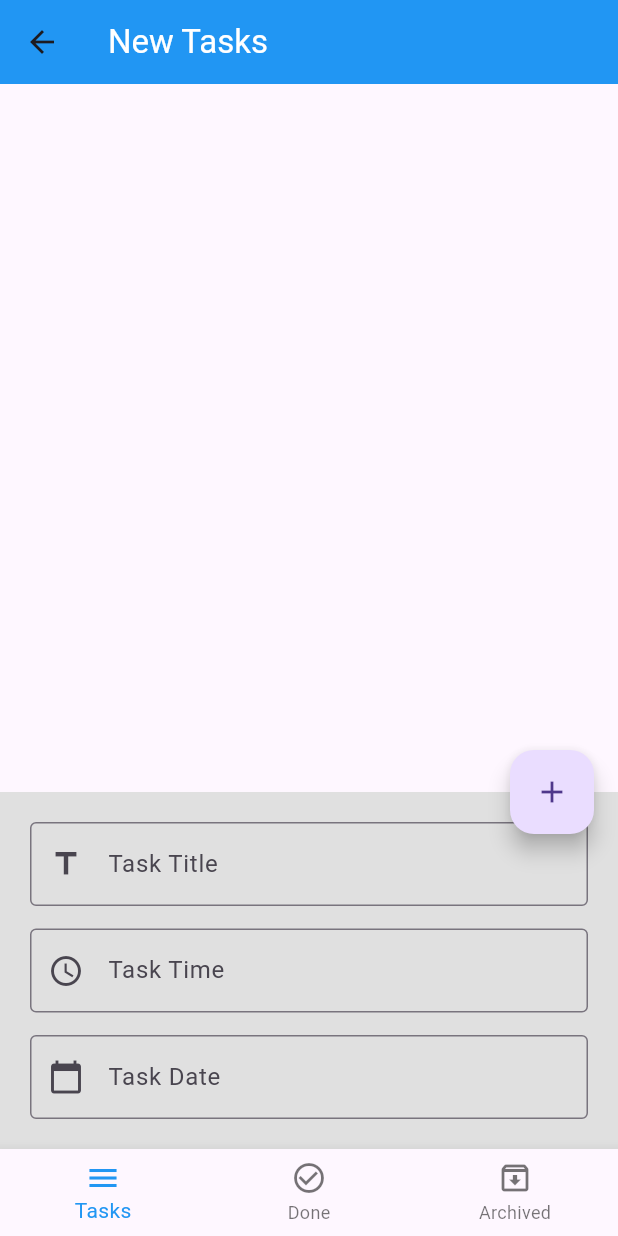
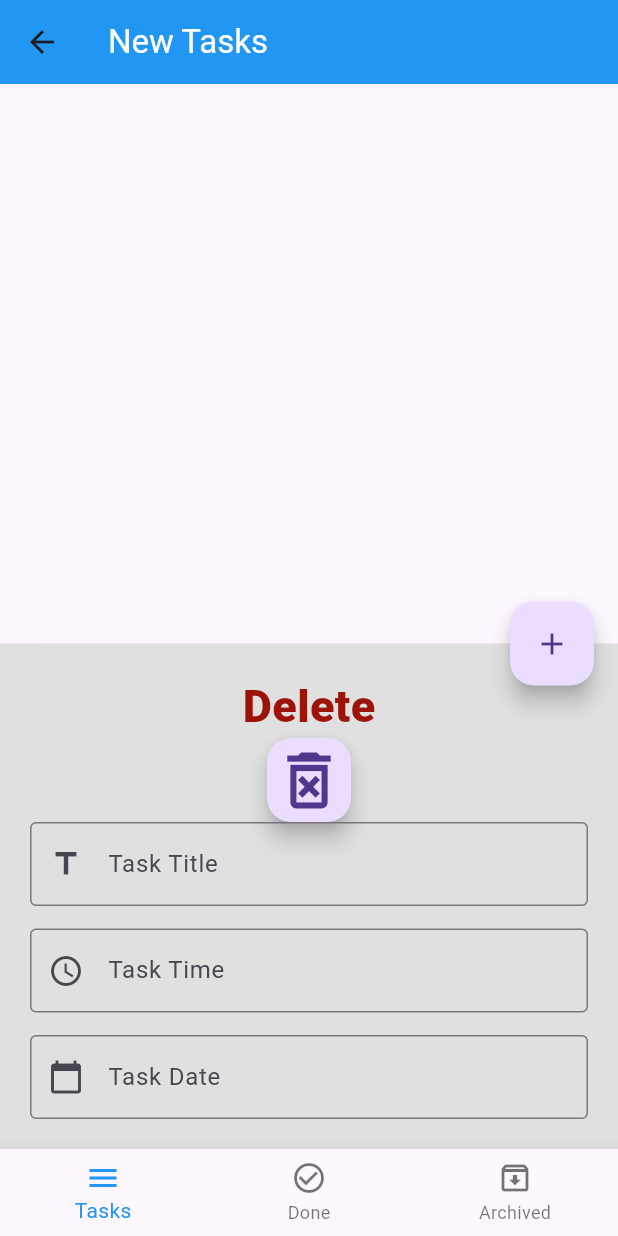
Before and after one commit to abdullh99/flutter_full_pro, a Flutter app: the screen it shows after launch, after a tap on the "edit" icon, on a phone screen of 412 x 824 dp. Run offline on Flutter 3.47's test engine with Material 3 defaults, Android fonts, the phone set to English and light mode, and no system bars; our stand-ins replace sqflite_common_ffi; accounts and stored records are empty.

Commit message:
تعديلات على المشروع

```diff
--- a/lib/layout/home_layout.dart
+++ b/lib/layout/home_layout.dart
@@ -3,8 +3,10 @@ import 'package:intl/intl.dart';
 import 'package:login_design/modules/archived_tasks/archived_tasks_screen.dart';
 import 'package:login_design/modules/done_tasks/done_tasks_screen.dart';
 import 'package:login_design/modules/new_tasks/new_tasks_screen.dart';
-import 'package:sqflite/sqflite.dart';
+// import 'package:sqflite/sqflite.dart';
 import 'package:sqflite_common_ffi/sqflite_ffi.dart'; // تم إضافته
+import 'package:path/path.dart';
+
 
 class HomeLayout extends StatefulWidget {
   const HomeLayout({super.key});
@@ -17,7 +19,6 @@ class _HomeLayoutState extends State<HomeLayout> {
   int currentIndex = 0;
 
   // databaseFactory = databaseFactoryFfi;
-
 
   Database? database;
 
@@ -82,6 +83,23 @@ class _HomeLayoutState extends State<HomeLayout> {
                       child: Column(
                         mainAxisSize: MainAxisSize.min,
                         children: [
+
+                                    Text(
+            'Delete',
+            style: TextStyle(
+              color: const Color.fromARGB(255, 156, 19, 10),
+              fontSize: 30,
+              fontWeight: FontWeight.w900,
+            ),
+          ),
+
+          FloatingActionButton(
+            child: Icon(Icons.delete_forever_outlined, size: 50),
+            onPressed: () {
+              deleteDatabaseFile();
+            },
+          ),
+
                           TextFormField(
                             controller: titleController,
                             keyboardType: TextInputType.text,
@@ -89,7 +107,7 @@ class _HomeLayoutState extends State<HomeLayout> {
                               if (value!.isEmpty) {
                                 return 'title must not be null';
                               }
-                              return value;
+                              return null;
                             },
                             decoration: const InputDecoration(
                               label: Text('Task Title'),
@@ -117,7 +135,7 @@ class _HomeLayoutState extends State<HomeLayout> {
                               if (value!.isEmpty) {
                                 return 'Time must not be null';
                               }
-                              return value;
+                              return null;
                             },
                             decoration: const InputDecoration(
                               label: Text('Task Time'),
@@ -140,13 +158,14 @@ class _HomeLayoutState extends State<HomeLayout> {
                                 dateController.text = DateFormat.yMMMd().format(
                                   value!,
                                 );
+                                print(dateController.text);
                               });
                             },
                             validator: (value) {
                               if (value!.isEmpty) {
                                 return 'Date must not be null';
                               }
-                              return value;
+                              return null;
                             },
                             decoration: const InputDecoration(
                               label: Text('Task Date'),
@@ -204,26 +223,35 @@ class _HomeLayoutState extends State<HomeLayout> {
   //   return 'Ahmed Ali';
   // }
 
+    void deleteDatabaseFile() async {
+    String databasePath = await getDatabasesPath();
+    String path = join(databasePath, 'todo.db');
+    await deleteDatabase(path);
+  }
+
   void createDatabase() async {
+    String databasePath = await getDatabasesPath();
+    String path = join(databasePath, 'todoA.db');
     database = await openDatabase(
-      'todo.db',
+      path,
       version: 1,
       onCreate: (database, version) {
-        print('database created');
+        print(" === DataBase Created ==== ");
+
         database
             .execute(
-              'CREATE TABLE tasks(id INTEGER PRIMARY KEY, title TEXT, date TEXT, time TEXT, status TEXT)',
+              'CREATE TABLE tasks (id INTEGER PRIMARY KEY, title TEXT, date TEXT, time TEXT, status TEXT)',
             )
             .then((value) {
-              print('table created');
+              print(" === Table Created === ");
             })
             .catchError((error) {
-              print('error is: ${error.toString()}');
+              print(" === Catching Error When Table = ${error.toString()}");
             });
       },
       onOpen: (database) {
         getDataFromDatabase(database);
-        print('database opened');
+        print(" === DataBase Opened ===");
       },
     );
   }
@@ -236,19 +264,19 @@ class _HomeLayoutState extends State<HomeLayout> {
     return await database!.transaction((txn) {
       return txn
           .rawInsert(
-            'INSERT INTO tasks (title, date, time, status) VALUES("$title","$time","$date","new")',
+            'INSERT INTO tasks (title, date, time, status) VALUES("$title","$date","$time","new")',
           )
           .then((value) {
-            print('$value Insert successful');
+            print(" === $value Insert Done === ");
           })
           .catchError((error) {
-            print('error of insert is: ${error.toString()}');
+            print("Error When Inserting = ${error.toString()}");
           });
     });
   }
 
   void getDataFromDatabase(database) async {
-    List<Map> tasks = await database!.rawQuery('SELECT * FROM tasks');
+    List<Map> tasks = await database.rawQuery('SELECT * FROM tasks');
     print(tasks);
   }
 }
--- a/lib/main.dart
+++ b/lib/main.dart
@@ -8,7 +8,6 @@ import 'package:sqflite_common_ffi/sqflite_ffi.dart';
 
 void main() {
   sqfliteFfiInit();
-  // databaseFactory = databaseFactoryFfi;
   databaseFactory = databaseFactoryFfi;
   runApp(MyApp());
 }
--- a/pubspec.yaml
+++ b/pubspec.yaml
@@ -34,8 +34,8 @@ dependencies:
   # The following adds the Cupertino Icons font to your application.
   # Use with the CupertinoIcons class for iOS style icons.
   cupertino_icons: ^1.0.8
-  sqflite: ^2.4.2
-  sqflite_common_ffi: ^2.3.2+1
+  # sqflite: ^2.4.2
+  sqflite_common_ffi: ^2.3.6
   intl: ^0.20.2
 
 dev_dependencies:
```
Also changed, not shown: pubspec.lock, 1 other file.
